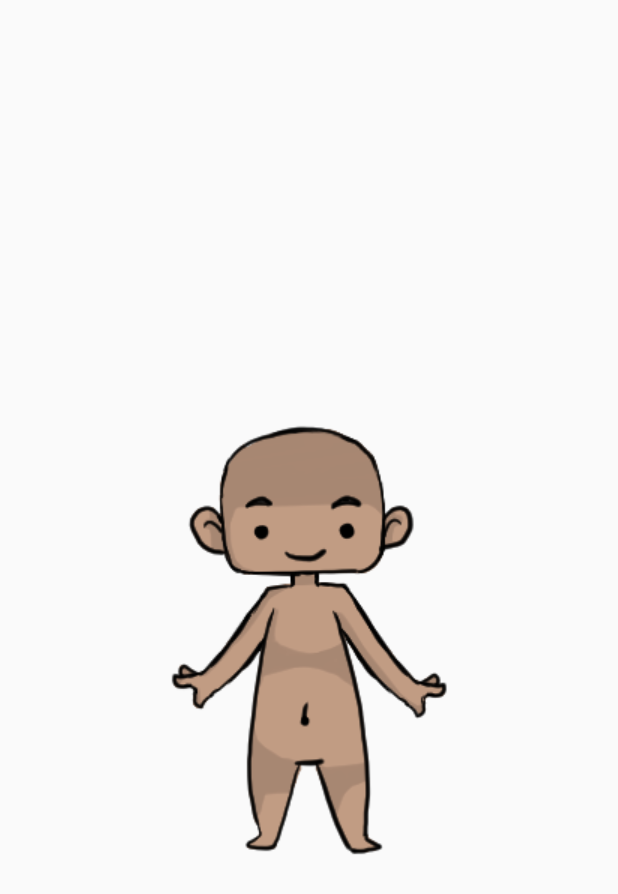
After one commit to Itniraan/dollify, an Android app: the FinishActivity screen opened directly, with no data from a screen before it, on a phone screen of 412 x 824 dp. The commit adds this screen. Shown: the top 894 px of the screen. Run offline under Robolectric (Android 15) with nearby library versions, the phone set to English and light mode, and no system bars; 6 statements that could not run were skipped.

Commit message:
Added finish activity, got elements to move to next screen

```diff
--- a/app/src/main/AndroidManifest.xml
+++ b/app/src/main/AndroidManifest.xml
@@ -29,6 +29,10 @@
         <activity
             android:name=".MainActivity"
             android:label="@string/app_name"
+            android:theme="@style/AppTheme.NoActionBar" />
+        <activity
+            android:name=".FinishActivity"
+            android:label="@string/title_activity_finish"
             android:theme="@style/AppTheme.NoActionBar"></activity>
     </application>
 
--- /dev/null
+++ b/app/src/main/java/ca/blake/georgian/dollify/dollify/FinishActivity.java
@@ -0,0 +1,41 @@
+package ca.blake.georgian.dollify.dollify;
+
+import android.os.Bundle;
+import android.support.v7.app.AppCompatActivity;
+import android.widget.ImageView;
+
+public class FinishActivity extends AppCompatActivity {
+
+    private ImageView _topImageFinished;
+    private ImageView _middleImageFinish;
+    private ImageView _bottomImageFinish;
+
+    @Override
+    protected void onCreate(Bundle savedInstanceState) {
+
+        super.onCreate(savedInstanceState);
+
+        //setContentView(R.layout.content_finish);
+        setContentView(R.layout.activity_finish);
+        int [] pieceReceived = getIntent().getIntArrayExtra("PIECES");
+        this._topImageFinished = (ImageView) findViewById(R.id.topImageFinish);
+        this._middleImageFinish = (ImageView) findViewById(R.id.middleImageFinish);
+        this._bottomImageFinish = (ImageView) findViewById(R.id.bottomImageFinish);
+
+
+
+        System.out.println(pieceReceived[0]);
+        System.out.println(pieceReceived[1]);
+        System.out.println(pieceReceived[2]);
+
+
+        _topImageFinished.setImageResource(pieceReceived[0]);
+        _middleImageFinish.setImageResource(pieceReceived[1]);
+        _bottomImageFinish.setImageResource(pieceReceived[2]);
+
+
+
+
+    }
+
+}
--- /dev/null
+++ b/app/src/main/res/layout/activity_finish.xml
@@ -0,0 +1,12 @@
+<?xml version="1.0" encoding="utf-8"?>
+<android.support.design.widget.CoordinatorLayout xmlns:android="http://schemas.android.com/apk/res/android"
+    xmlns:app="http://schemas.android.com/apk/res-auto"
+    xmlns:tools="http://schemas.android.com/tools"
+    android:layout_width="match_parent"
+    android:layout_height="match_parent"
+    android:fitsSystemWindows="true"
+    tools:context="ca.blake.georgian.dollify.dollify.FinishActivity">
+
+    <include layout="@layout/content_finish" />
+
+</android.support.design.widget.CoordinatorLayout>
--- /dev/null
+++ b/app/src/main/res/layout/content_finish.xml
@@ -0,0 +1,55 @@
+<?xml version="1.0" encoding="utf-8"?>
+<RelativeLayout xmlns:android="http://schemas.android.com/apk/res/android"
+    xmlns:app="http://schemas.android.com/apk/res-auto"
+    xmlns:tools="http://schemas.android.com/tools"
+    android:layout_width="match_parent"
+    android:layout_height="match_parent"
+    android:paddingBottom="@dimen/activity_vertical_margin"
+    android:paddingLeft="@dimen/activity_horizontal_margin"
+    android:paddingRight="@dimen/activity_horizontal_margin"
+    android:paddingTop="@dimen/activity_vertical_margin"
+    app:layout_behavior="@string/appbar_scrolling_view_behavior"
+    tools:context="ca.blake.georgian.dollify.dollify.FinishActivity"
+    tools:showIn="@layout/activity_finish"
+    android:id="@+id/finishRelativeLayout">
+
+    <FrameLayout
+        android:layout_width="match_parent"
+        android:layout_height="match_parent"
+        android:id="@+id/bodyFrameLayout"
+        android:layout_alignParentTop="true"
+        android:layout_centerHorizontal="true">
+
+        <ImageView
+            android:layout_width="@dimen/imageWidth"
+            android:layout_height="wrap_content"
+            android:id="@+id/bodyImageView"
+            android:src="@drawable/body02"
+            android:scaleType="matrix"
+            android:layout_gravity="center" />
+    </FrameLayout>
+
+    <ImageView
+        android:layout_width="@dimen/imageWidth"
+        android:layout_height="wrap_content"
+        android:id="@+id/topImageFinish"
+        android:scaleType="matrix"
+        android:layout_alignStart="@+id/middleImageFinish"
+        android:layout_alignTop="@+id/middleImageFinish" />
+
+    <ImageView
+        android:layout_width="@dimen/imageWidth"
+        android:layout_height="wrap_content"
+        android:id="@+id/middleImageFinish"
+        android:scaleType="matrix"
+        android:layout_alignTop="@+id/bottomImageFinish"
+        android:layout_centerHorizontal="true" />
+
+    <ImageView
+        android:layout_width="@dimen/imageWidth"
+        android:layout_height="wrap_content"
+        android:id="@+id/bottomImageFinish"
+        android:scaleType="matrix"
+        android:layout_centerVertical="true"
+        android:layout_alignStart="@id/middleImageFinish" />
+</RelativeLayout>
--- a/app/src/main/res/values/dimens.xml
+++ b/app/src/main/res/values/dimens.xml
@@ -4,10 +4,10 @@
     <dimen name="activity_vertical_margin">16dp</dimen>
     <dimen name="fab_margin">16dp</dimen>
     <dimen name="titleWidth">120sp</dimen>
-    <dimen name="titleTextSize">40sp</dimen>
+    <dimen name="titleTextSize">30sp</dimen>
     <dimen name="titleHeight">50sp</dimen>
     <dimen name="buttonTextSize">20sp</dimen>
-    <dimen name="instructionsTextSize">20sp</dimen>
+    <dimen name="instructionsTextSize">15sp</dimen>
     <dimen name="horizontalImageLayoutHeight">180dp</dimen>
     <dimen name="horizontalImageLayoutWidth">300dp</dimen>
     <dimen name="buttonStartWidth">60dp</dimen>
@@ -15,4 +15,5 @@
     <dimen name="imageWidth">230dp</dimen>
     <dimen name="buttonTopMargin">20dp</dimen>
     <dimen name="leftMargin">30dp</dimen>
+    <dimen name="instructionTextTopMargin">25dp</dimen>
 </resources>
```
Also changed, not shown: app/src/main/java/ca/blake/georgian/dollify/dollify/StartActivity.java (+38 -9 lines), app/src/main/java/ca/blake/georgian/dollify/dollify/instructionsActivity.java (+20 -0 lines), app/src/main/res/layout/content_instructions.xml (+74 -5 lines), app/src/main/res/layout/content_start.xml (+9 -9 lines), app/src/main/res/values/strings.xml (+9 -1 lines).
